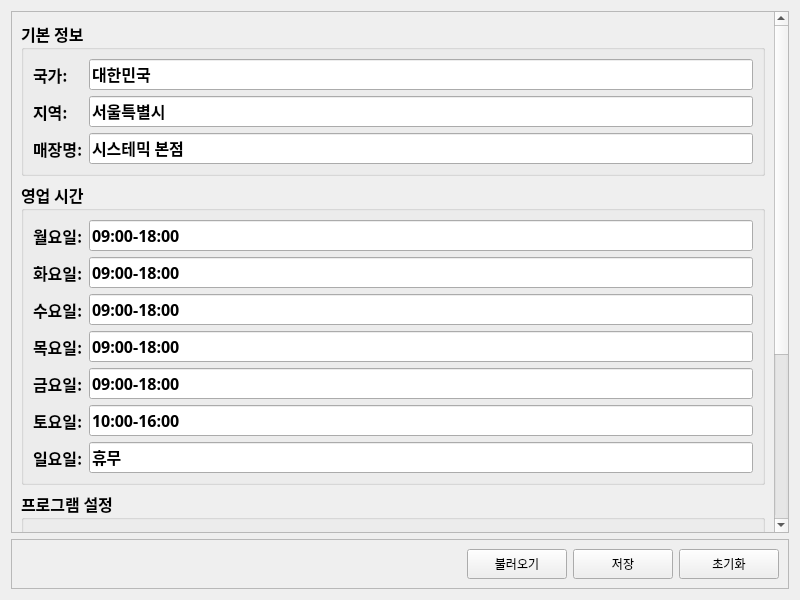
Old version of the form src/ui/config_page.ui in the repository minimirror1/remote_gui.
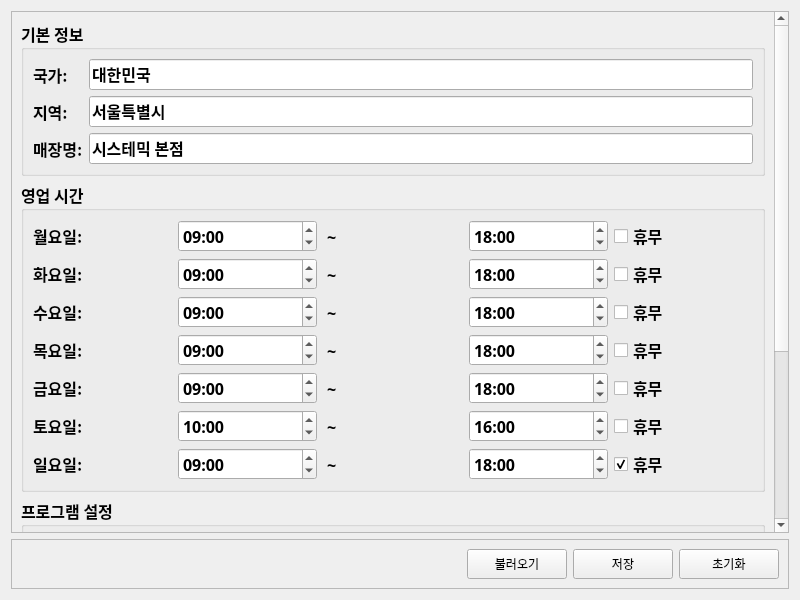
New version of the form. Icons and pictures are not drawn.

Commit message: 영업 시간 설정 UI 개선: 각 요일별로 시작 및 종료 시간을 설정할 수 있는 QTimeEdit 위젯 추가 및 체크박스를 통해 휴무일 설정 기능 구현. config.json 파일에서 영업 시간 및 동기화 시간 설정을 수정하여 사용자 편의성을 높임. 전체 UI 레이아웃을 개선하여 가독성을 향상시킴.

Patch:
```diff
--- a/src/ui/config_page.ui
+++ b/src/ui/config_page.ui
@@ -24,23 +24,23 @@
        <rect>
         <x>0</x>
         <y>0</y>
-        <width>782</width>
-        <height>800</height>
+        <width>768</width>
+        <height>653</height>
        </rect>
       </property>
       <layout class="QVBoxLayout" name="verticalLayout_2">
        <item>
         <widget class="QGroupBox" name="basicInfoGroupBox">
+         <property name="font">
+          <font>
+           <family>나눔고딕</family>
+           <pointsize>12</pointsize>
+           <bold>true</bold>
+          </font>
+         </property>
          <property name="title">
           <string>기본 정보</string>
          </property>
-         <property name="font">
-          <font>
-           <family>나눔고딕</family>
-           <pointsize>12</pointsize>
-           <bold>true</bold>
-          </font>
-         </property>
          <layout class="QFormLayout" name="basicInfoFormLayout">
           <item row="0" column="0">
            <widget class="QLabel" name="countryLabel">
@@ -89,17 +89,17 @@
        </item>
        <item>
         <widget class="QGroupBox" name="businessHoursGroupBox">
+         <property name="font">
+          <font>
+           <family>나눔고딕</family>
+           <pointsize>12</pointsize>
+           <bold>true</bold>
+          </font>
+         </property>
          <property name="title">
           <string>영업 시간</string>
          </property>
-         <property name="font">
-          <font>
-           <family>나눔고딕</family>
-           <pointsize>12</pointsize>
-           <bold>true</bold>
-          </font>
-         </property>
-         <layout class="QFormLayout" name="businessHoursFormLayout">
+         <layout class="QGridLayout" name="businessHoursGridLayout">
           <item row="0" column="0">
            <widget class="QLabel" name="mondayLabel">
             <property name="text">
@@ -108,9 +108,44 @@
            </widget>
           </item>
           <item row="0" column="1">
-           <widget class="QLineEdit" name="mondayLineEdit">
+           <widget class="QTimeEdit" name="mondayStartTimeEdit">
+            <property name="displayFormat">
+             <string>HH:mm</string>
+            </property>
+            <property name="time">
+             <time>
+              <hour>9</hour>
+              <minute>0</minute>
+              <second>0</second>
+             </time>
+            </property>
+           </widget>
+          </item>
+          <item row="0" column="2">
+           <widget class="QLabel" name="mondayToLabel">
             <property name="text">
-             <string>09:00-18:00</string>
+             <string> ~ </string>
+            </property>
+           </widget>
+          </item>
+          <item row="0" column="3">
+           <widget class="QTimeEdit" name="mondayEndTimeEdit">
+            <property name="displayFormat">
+             <string>HH:mm</string>
+            </property>
+            <property name="time">
+             <time>
+              <hour>18</hour>
+              <minute>0</minute>
+              <second>0</second>
+             </time>
+            </property>
+           </widget>
+          </item>
+          <item row="0" column="4">
+           <widget class="QCheckBox" name="mondayClosedCheckBox">
+            <property name="text">
+             <string>휴무</string>
             </property>
            </widget>
           </item>
@@ -122,9 +157,44 @@
            </widget>
           </item>
           <item row="1" column="1">
-           <widget class="QLineEdit" name="tuesdayLineEdit">
+           <widget class="QTimeEdit" name="tuesdayStartTimeEdit">
+            <property name="displayFormat">
+             <string>HH:mm</string>
+            </property>
+            <property name="time">
+             <time>
+              <hour>9</hour>
+              <minute>0</minute>
+              <second>0</second>
+             </time>
+            </property>
+           </widget>
+          </item>
+          <item row="1" column="2">
+           <widget class="QLabel" name="tuesdayToLabel">
             <property name="text">
-             <string>09:00-18:00</string>
+             <string> ~ </string>
+            </property>
+           </widget>
+          </item>
+          <item row="1" column="3">
+           <widget class="QTimeEdit" name="tuesdayEndTimeEdit">
+            <property name="displayFormat">
+             <string>HH:mm</string>
+            </property>
+            <property name="time">
+             <time>
+              <hour>18</hour>
+              <minute>0</minute>
+              <second>0</second>
+             </time>
+            </property>
+           </widget>
+          </item>
+          <item row="1" column="4">
+           <widget class="QCheckBox" name="tuesdayClosedCheckBox">
+            <property name="text">
+             <string>휴무</string>
             </property>
            </widget>
           </item>
@@ -136,9 +206,44 @@
            </widget>
           </item>
           <item row="2" column="1">
-           <widget class="QLineEdit" name="wednesdayLineEdit">
+           <widget class="QTimeEdit" name="wednesdayStartTimeEdit">
+            <property name="displayFormat">
+             <string>HH:mm</string>
+            </property>
+            <property name="time">
+             <time>
+              <hour>9</hour>
+              <minute>0</minute>
+              <second>0</second>
+             </time>
+            </property>
+           </widget>
+          </item>
+          <item row="2" column="2">
+           <widget class="QLabel" name="wednesdayToLabel">
             <property name="text">
-             <string>09:00-18:00</string>
+             <string> ~ </string>
+            </property>
+           </widget>
+          </item>
+          <item row="2" column="3">
+           <widget class="QTimeEdit" name="wednesdayEndTimeEdit">
+            <property name="displayFormat">
+             <string>HH:mm</string>
+            </property>
+            <property name="time">
+             <time>
+              <hour>18</hour>
+              <minute>0</minute>
+              <second>0</second>
+             </time>
+            </property>
+           </widget>
+          </item>
+          <item row="2" column="4">
+           <widget class="QCheckBox" name="wednesdayClosedCheckBox">
+            <property name="text">
+             <string>휴무</string>
             </property>
            </widget>
           </item>
@@ -150,9 +255,44 @@
            </widget>
           </item>
           <item row="3" column="1">
-           <widget class="QLineEdit" name="thursdayLineEdit">
+           <widget class="QTimeEdit" name="thursdayStartTimeEdit">
+            <property name="displayFormat">
+             <string>HH:mm</string>
+            </property>
+            <property name="time">
+             <time>
+              <hour>9</hour>
+              <minute>0</minute>
+              <second>0</second>
+             </time>
+            </property>
+           </widget>
+          </item>
+          <item row="3" column="2">
+           <widget class="QLabel" name="thursdayToLabel">
             <property name="text">
-             <string>09:00-18:00</string>
+             <string> ~ </string>
+            </property>
+           </widget>
+          </item>
+          <item row="3" column="3">
+           <widget class="QTimeEdit" name="thursdayEndTimeEdit">
+            <property name="displayFormat">
+             <string>HH:mm</string>
+            </property>
+            <property name="time">
+             <time>
+              <hour>18</hour>
+              <minute>0</minute>
+              <second>0</second>
+             </time>
+            </property>
+           </widget>
+          </item>
+          <item row="3" column="4">
+           <widget class="QCheckBox" name="thursdayClosedCheckBox">
+            <property name="text">
+             <string>휴무</string>
             </property>
            </widget>
           </item>
@@ -164,9 +304,44 @@
            </widget>
           </item>
           <item row="4" column="1">
-           <widget class="QLineEdit" name="fridayLineEdit">
+           <widget class="QTimeEdit" name="fridayStartTimeEdit">
+            <property name="displayFormat">
+             <string>HH:mm</string>
+            </property>
+            <property name="time">
+             <time>
+              <hour>9</hour>
+              <minute>0</minute>
+              <second>0</second>
+             </time>
+            </property>
+           </widget>
+          </item>
+          <item row="4" column="2">
+           <widget class="QLabel" name="fridayToLabel">
             <property name="text">
-             <string>09:00-18:00</string>
+             <string> ~ </string>
+            </property>
+           </widget>
+          </item>
+          <item row="4" column="3">
+           <widget class="QTimeEdit" name="fridayEndTimeEdit">
+            <property name="displayFormat">
+             <string>HH:mm</string>
+            </property>
+            <property name="time">
+             <time>
+              <hour>18</hour>
+              <minute>0</minute>
+              <second>0</second>
+             </time>
+            </property>
+           </widget>
+          </item>
+          <item row="4" column="4">
+           <widget class="QCheckBox" name="fridayClosedCheckBox">
+            <property name="text">
+             <string>휴무</string>
             </property>
            </widget>
           </item>
@@ -178,9 +353,44 @@
            </widget>
           </item>
           <item row="5" column="1">
-           <widget class="QLineEdit" name="saturdayLineEdit">
+           <widget class="QTimeEdit" name="saturdayStartTimeEdit">
+            <property name="displayFormat">
+             <string>HH:mm</string>
+            </property>
+            <property name="time">
+             <time>
+              <hour>10</hour>
+              <minute>0</minute>
+              <second>0</second>
+             </time>
+            </property>
+           </widget>
+          </item>
+          <item row="5" column="2">
+           <widget class="QLabel" name="saturdayToLabel">
             <property name="text">
-             <string>10:00-16:00</string>
+             <string> ~ </string>
+            </property>
+           </widget>
+          </item>
+          <item row="5" column="3">
+           <widget class="QTimeEdit" name="saturdayEndTimeEdit">
+            <property name="displayFormat">
+             <string>HH:mm</string>
+            </property>
+            <property name="time">
+             <time>
+              <hour>16</hour>
+              <minute>0</minute>
+              <second>0</second>
+             </time>
+            </property>
+           </widget>
+          </item>
+          <item row="5" column="4">
+           <widget class="QCheckBox" name="saturdayClosedCheckBox">
+            <property name="text">
+             <string>휴무</string>
             </property>
            </widget>
           </item>
@@ -192,10 +402,48 @@
            </widget>
           </item>
           <item row="6" column="1">
-           <widget class="QLineEdit" name="sundayLineEdit">
+           <widget class="QTimeEdit" name="sundayStartTimeEdit">
+            <property name="displayFormat">
+             <string>HH:mm</string>
+            </property>
+            <property name="time">
+             <time>
+              <hour>9</hour>
+              <minute>0</minute>
+              <second>0</second>
+             </time>
+            </property>
+           </widget>
+          </item>
+          <item row="6" column="2">
+           <widget class="QLabel" name="sundayToLabel">
+            <property name="text">
+             <string> ~ </string>
+            </property>
+           </widget>
+          </item>
+          <item row="6" column="3">
+           <widget class="QTimeEdit" name="sundayEndTimeEdit">
+            <property name="displayFormat">
+             <string>HH:mm</string>
+            </property>
+            <property name="time">
+             <time>
+              <hour>18</hour>
+              <minute>0</minute>
+              <second>0</second>
+             </time>
+            </property>
+           </widget>
+          </item>
+          <item row="6" column="4">
+           <widget class="QCheckBox" name="sundayClosedCheckBox">
             <property name="text">
              <string>휴무</string>
             </property>
+            <property name="checked">
+             <bool>true</bool>
+            </property>
            </widget>
           </item>
          </layout>
@@ -203,16 +451,16 @@
        </item>
        <item>
         <widget class="QGroupBox" name="programSettingsGroupBox">
+         <property name="font">
+          <font>
+           <family>나눔고딕</family>
+           <pointsize>12</pointsize>
+           <bold>true</bold>
+          </font>
+         </property>
          <property name="title">
           <string>프로그램 설정</string>
          </property>
-         <property name="font">
-          <font>
-           <family>나눔고딕</family>
-           <pointsize>12</pointsize>
-           <bold>true</bold>
-          </font>
-         </property>
          <layout class="QFormLayout" name="programSettingsFormLayout">
           <item row="0" column="0">
            <widget class="QLabel" name="scheduleFunctionLabel">
@@ -259,16 +507,16 @@
        </item>
        <item>
         <widget class="QGroupBox" name="logSettingsGroupBox">
+         <property name="font">
+          <font>
+           <family>나눔고딕</family>
+           <pointsize>12</pointsize>
+           <bold>true</bold>
+          </font>
+         </property>
          <property name="title">
           <string>로그 설정</string>
          </property>
-         <property name="font">
-          <font>
-           <family>나눔고딕</family>
-           <pointsize>12</pointsize>
-           <bold>true</bold>
-          </font>
-         </property>
          <layout class="QFormLayout" name="logSettingsFormLayout">
           <item row="0" column="0">
            <widget class="QLabel" name="enableLogFileLabel">
@@ -292,16 +540,16 @@
        </item>
        <item>
         <widget class="QGroupBox" name="configVersionGroupBox">
+         <property name="font">
+          <font>
+           <family>나눔고딕</family>
+           <pointsize>12</pointsize>
+           <bold>true</bold>
+          </font>
+         </property>
          <property name="title">
           <string>설정 버전</string>
          </property>
-         <property name="font">
-          <font>
-           <family>나눔고딕</family>
-           <pointsize>12</pointsize>
-           <bold>true</bold>
-          </font>
-         </property>
          <layout class="QFormLayout" name="configVersionFormLayout">
           <item row="0" column="0">
            <widget class="QLabel" name="configVersionLabel">
@@ -361,7 +609,7 @@
          <string>불러오기</string>
         </property>
         <property name="icon">
-         <iconset resource="../resources/icons/_icons.qrc">
+         <iconset>
           <normaloff>:/feather/icons/feather/folder-open.png</normaloff>:/feather/icons/feather/folder-open.png</iconset>
         </property>
        </widget>
```
The commit also changes 3 other files.
